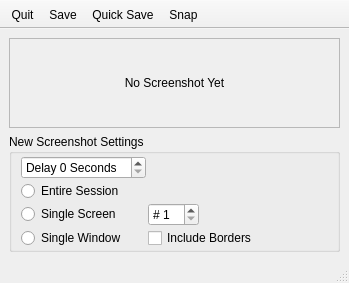
lumina-desktop/lumina, file lumina-screenshot/MainUI.ui: the form before one commit.
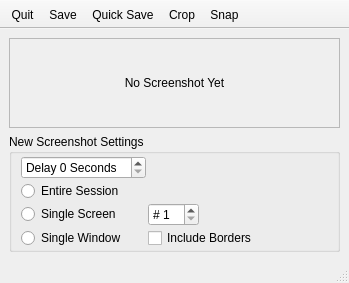
The form after the commit.

Patch:
```diff
--- a/lumina-screenshot/MainUI.ui
+++ b/lumina-screenshot/MainUI.ui
@@ -188,7 +188,11 @@
     <string>Ctrl+S</string>
    </property>
   </action>
-
+  <action name="actionEdit">
+   <property name="text">
+    <string>Crop</string>
+   </property>
+  </action>
   <action name="actionQuit">
    <property name="text">
     <string>Quit</string>
```
